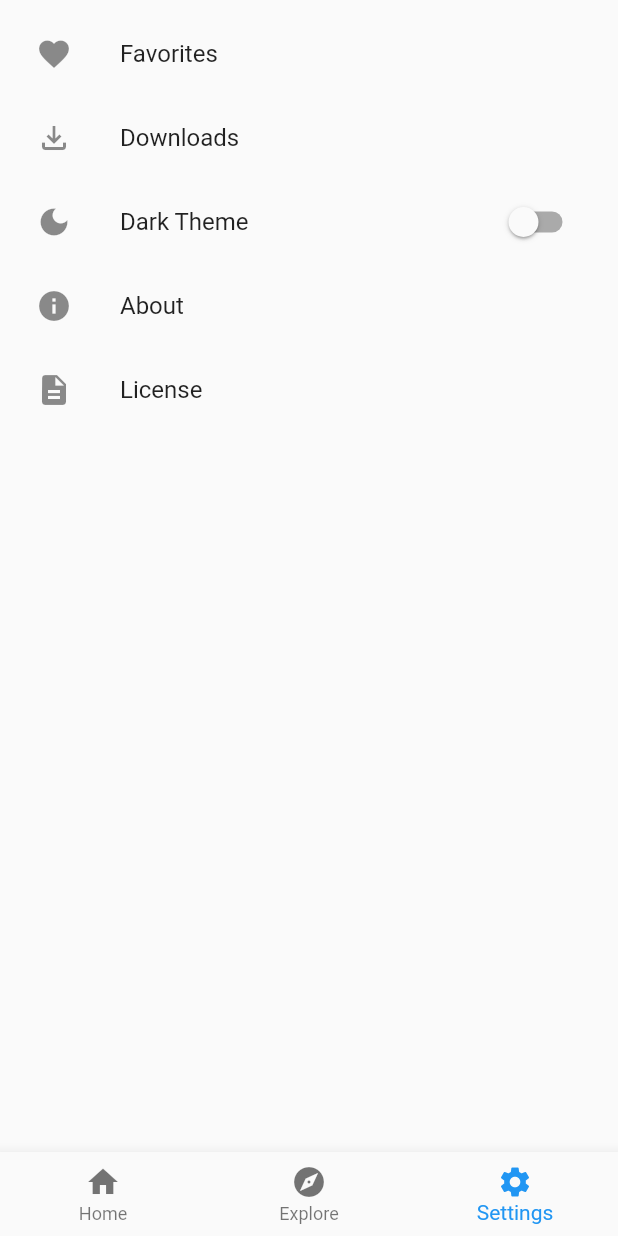
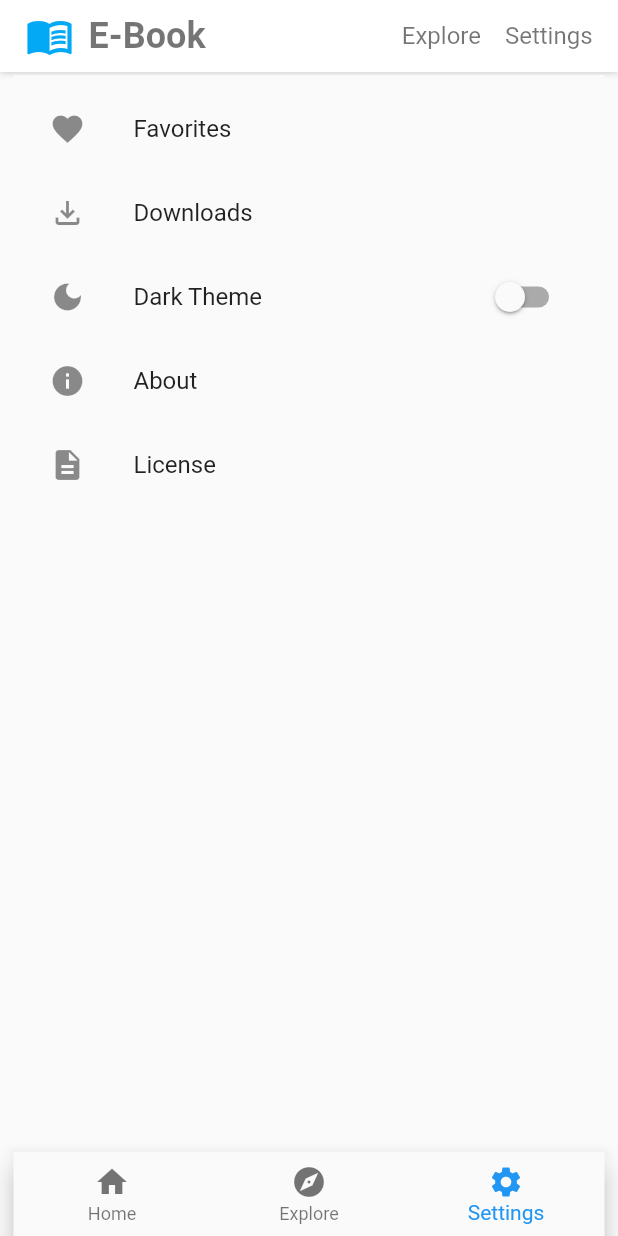
Before and after one commit to gi0210lee/clone-ebook, a Flutter app: the screen it shows after launch, item 3 of the bottom bar chosen, on a phone screen of 412 x 824 dp. Run offline on Flutter 3.47's test engine with Material 2 defaults, Android fonts, the phone set to English and light mode, and no system bars; our stand-ins replace cached_network_image, shared_preferences; missing offline and left inert: xml2json; network calls fail.

Commit message:
add navigation and routing

```diff
--- a/lib/main.dart
+++ b/lib/main.dart
@@ -4,6 +4,7 @@ import 'package:clone_ebook/provider/app_provider.dart';
 import 'package:clone_ebook/provider/explore_provider.dart';
 import 'package:clone_ebook/provider/home_provider.dart';
 import 'package:clone_ebook/routes.dart';
+import 'package:clone_ebook/widgets/app_view_widget.dart';
 import 'package:flutter/material.dart';
 import 'package:provider/provider.dart';
 
@@ -38,8 +39,13 @@ class App extends StatelessWidget {
         scrollBehavior: CustomScrollBehavior(),
         title: 'clone ebook',
         theme: provider.theme,
+        builder: (context, child) {
+          return AppView(child: child!);
+        },
         initialRoute: rootRoute,
-        routes: appRoutes,
+        onGenerateRoute: generateRoute,
+        navigatorKey: navKey,
+        // routes: appRoutes,
       );
     });
   }
--- /dev/null
+++ b/lib/navbar/navbar.dart
@@ -0,0 +1,51 @@
+import 'package:clone_ebook/navbar/navbar_item.dart';
+import 'package:clone_ebook/navbar/navbar_logo.dart';
+import 'package:clone_ebook/routes.dart';
+import 'package:flutter/material.dart';
+
+import '../widgets/responsible_container_widget.dart';
+
+class Navbar extends StatelessWidget {
+  const Navbar({super.key});
+
+  @override
+  Widget build(BuildContext context) {
+    return Container(
+      margin: const EdgeInsets.only(bottom: 2),
+      decoration: BoxDecoration(
+        color: Colors.white,
+        boxShadow: [
+          BoxShadow(
+            blurRadius: 3,
+            offset: const Offset(0, 1),
+            color: Colors.grey.withOpacity(0.5),
+          )
+        ],
+      ),
+      child: ResponsibleContainer(
+        child: Row(
+          children: [
+            const NavbarLogo(
+              icon: Icon(Icons.menu_book),
+              title: 'E-Book',
+              routeName: rootRoute,
+            ),
+            const Spacer(),
+            Row(
+              children: const [
+                NavbarItem(
+                  title: 'Explore',
+                  routeName: exploreRoute,
+                ),
+                NavbarItem(
+                  title: 'Settings',
+                  routeName: settingsRoute,
+                ),
+              ],
+            ),
+          ],
+        ),
+      ),
+    );
+  }
+}
--- /dev/null
+++ b/lib/navbar/navbar_item.dart
@@ -0,0 +1,50 @@
+import 'package:clone_ebook/routes.dart';
+import 'package:clone_ebook/util/consts.dart';
+import 'package:flutter/material.dart';
+
+class NavbarItem extends StatefulWidget {
+  final String title;
+  final String routeName;
+
+  const NavbarItem({
+    super.key,
+    required this.title,
+    required this.routeName,
+  });
+
+  @override
+  State<NavbarItem> createState() => _NavbarItemState();
+}
+
+class _NavbarItemState extends State<NavbarItem> {
+  bool isHovering = false;
+
+  @override
+  Widget build(BuildContext context) {
+    return InkWell(
+      onTap: onNavTap,
+      onHover: onNavHover,
+      child: Padding(
+        padding: const EdgeInsets.all(8.0),
+        child: Text(
+          widget.title,
+          style: TextStyle(
+            color: isHovering ? Colors.lightBlue : Colors.black54,
+            fontSize: Constants.medium,
+            fontWeight: FontWeight.normal,
+          ),
+        ),
+      ),
+    );
+  }
+
+  void onNavTap() {
+    navKey.currentState?.pushNamed(widget.routeName);
+  }
+
+  void onNavHover(bool value) {
+    setState(() {
+      isHovering = value;
+    });
+  }
+}
--- /dev/null
+++ b/lib/navbar/navbar_logo.dart
@@ -0,0 +1,50 @@
+import 'package:clone_ebook/routes.dart';
+import 'package:clone_ebook/util/consts.dart';
+import 'package:flutter/material.dart';
+
+class NavbarLogo extends StatelessWidget {
+  final Widget icon;
+  final String title;
+  final String routeName;
+
+  const NavbarLogo({
+    super.key,
+    required this.icon,
+    required this.title,
+    required this.routeName,
+  });
+
+  @override
+  Widget build(BuildContext context) {
+    return InkWell(
+      onTap: onNavTap,
+      child: Padding(
+        padding: const EdgeInsets.all(8.0),
+        child: Row(
+          children: [
+            IconTheme(
+              data: IconThemeData(
+                color: Colors.lightBlue,
+                size: Constants.xxLarge,
+              ),
+              child: icon,
+            ),
+            const SizedBox(width: 10),
+            Text(
+              title,
+              style: TextStyle(
+                color: Colors.black54,
+                fontSize: Constants.xLarge,
+                fontWeight: FontWeight.bold,
+              ),
+            ),
+          ],
+        ),
+      ),
+    );
+  }
+
+  void onNavTap() {
+    navKey.currentState?.pushNamed(routeName);
+  }
+}
--- a/lib/routes.dart
+++ b/lib/routes.dart
@@ -1,3 +1,4 @@
+import 'package:clone_ebook/screens/book_screen.dart';
 import 'package:clone_ebook/screens/explore_screen.dart';
 import 'package:clone_ebook/screens/home_screen.dart';
 import 'package:clone_ebook/screens/main_screen.dart';
@@ -8,14 +9,35 @@ const String rootRoute = '/';
 const String mainRoute = '/main';
 const String homeRoute = '/home';
 const String exploreRoute = '/explore';
-const String settingRoute = '/setting';
+const String settingsRoute = '/settings';
+const String bookRoute = '/book';
 
-Map<String, WidgetBuilder> get appRoutes {
-  return <String, WidgetBuilder>{
-    rootRoute: (context) => const MainScreen(),
-    mainRoute: (context) => const MainScreen(),
-    homeRoute: (context) => const HomeScreen(),
-    exploreRoute: (context) => const ExploreScreen(),
-    settingRoute: (context) => const SettingsScreen(),
-  };
+final navKey = GlobalKey<NavigatorState>();
+
+Route<dynamic>? generateRoute(settings) {
+  Uri url = Uri.parse(settings.name);
+  String firstPath =
+      '/${url.pathSegments.isEmpty ? '' : url.pathSegments.first}';
+  switch (firstPath) {
+    case rootRoute:
+      return pageRoute(const MainScreen());
+    case mainRoute:
+      return pageRoute(const MainScreen());
+    case homeRoute:
+      return pageRoute(const HomeScreen());
+    case exploreRoute:
+      return pageRoute(const ExploreScreen());
+    case settingsRoute:
+      return pageRoute(const SettingsScreen());
+    case bookRoute:
+      return pageRoute(BookScreen(id: url.pathSegments.last));
+    default:
+      return null;
+  }
 }
+
+Route? pageRoute(Widget child) {
+  return MaterialPageRoute(
+    builder: (context) => child,
+  );
+}
--- /dev/null
+++ b/lib/screens/book_screen.dart
@@ -0,0 +1,18 @@
+import 'package:clone_ebook/widgets/responsible_container_widget.dart';
+import 'package:flutter/material.dart';
+
+class BookScreen extends StatelessWidget {
+  final String id;
+
+  const BookScreen({super.key, required this.id});
+
+  @override
+  Widget build(BuildContext context) {
+    print(id);
+    return Scaffold(
+      body: ResponsibleContainer(
+        child: Text(id),
+      ),
+    );
+  }
+}
--- a/lib/screens/explore_screen.dart
+++ b/lib/screens/explore_screen.dart
@@ -80,8 +80,11 @@ class ExploreScreen extends StatelessWidget {
               itemCount: bookModal.feed!.entry!.length,
               itemBuilder: (context, index) {
                 Entry entry = bookModal.feed!.entry![index];
+                Uri uri = Uri.parse(entry.id!.t as String);
+                String id = uri.fragment[1];
                 return BookCard(
                   imageUrl: entry.link![1].href as String,
+                  // id: id,
                 );
               },
             ),
--- a/lib/screens/splash_screen.dart
+++ b/lib/screens/splash_screen.dart
@@ -1,6 +1,6 @@
 import 'dart:async';
 
-import 'package:clone_ebook/screens/settings_screen.dart';
+import 'package:clone_ebook/screens/main_screen.dart';
 import 'package:flutter/material.dart';
 
 class SplashScreen extends StatefulWidget {
@@ -37,8 +37,8 @@ class _SplashScreenState extends State<SplashScreen> {
       context,
       MaterialPageRoute(
         builder: (BuildContext context) {
-          // return const MainScreen();
-          return const SettingsScreen();
+          return const MainScreen();
+          // return const SettingsScreen();
         },
       ),
     );
--- /dev/null
+++ b/lib/widgets/app_view_widget.dart
@@ -0,0 +1,21 @@
+import 'package:clone_ebook/navbar/navbar.dart';
+import 'package:clone_ebook/widgets/responsible_container_widget.dart';
+import 'package:flutter/material.dart';
+
+class AppView extends StatelessWidget {
+  final Widget child;
+
+  const AppView({super.key, required this.child});
+
+  @override
+  Widget build(BuildContext context) {
+    return Scaffold(
+      body: Column(
+        children: [
+          const Navbar(),
+          Expanded(child: ResponsibleContainer(child: child))
+        ],
+      ),
+    );
+  }
+}
--- a/lib/widgets/book_card_widget.dart
+++ b/lib/widgets/book_card_widget.dart
@@ -5,13 +5,21 @@ class BookCard extends StatelessWidget {
   const BookCard({
     super.key,
     required this.imageUrl,
+    this.id,
   });
 
   final String imageUrl;
+  final String? id;
 
   @override
   Widget build(BuildContext context) {
-    return Container(
+    return MouseRegion(
+      cursor: SystemMouseCursors.click,
+      child: GestureDetector(
+        onTap: () {
+          Navigator.pushNamed(context, '/book/$id');
+        },
+        child: Container(
           width: 120,
           margin: const EdgeInsets.all(8.0),
           decoration: BoxDecoration(
@@ -35,6 +43,8 @@ class BookCard extends StatelessWidget {
               errorWidget: (context, url, error) => const Icon(Icons.error),
             ),
           ),
+        ),
+      ),
     );
   }
 }
--- a/lib/widgets/featured_section_widget.dart
+++ b/lib/widgets/featured_section_widget.dart
@@ -20,8 +20,11 @@ class FeaturedSection extends StatelessWidget {
         itemCount: homeProvider.top.feed!.entry!.length,
         itemBuilder: (context, index) {
           Entry entry = homeProvider.top.feed!.entry![index];
+          final uri = Uri.parse(entry.id!.t as String);
+          final id = uri.pathSegments[1];
           return BookCard(
             imageUrl: entry.link![1].href as String,
+            id: id,
           );
         },
       ),
--- a/lib/widgets/recently_section_widget.dart
+++ b/lib/widgets/recently_section_widget.dart
@@ -19,10 +19,13 @@ class RecentlySection extends StatelessWidget {
       itemCount: homeProvider.recent.feed!.entry!.length,
       itemBuilder: (context, index) {
         Entry entry = homeProvider.recent.feed!.entry![index];
+        Uri uri = Uri.parse(entry.id!.t as String);
+        // String id = uri.fragment[1];
         return Row(
           children: [
             BookCard(
               imageUrl: entry.link![1].href as String,
+              // id: id,
             ),
             const SizedBox(width: 10),
             Flexible(
--- /dev/null
+++ b/lib/widgets/responsible_container_widget.dart
@@ -0,0 +1,28 @@
+import 'package:clone_ebook/util/consts.dart';
+import 'package:flutter/material.dart';
+
+class ResponsibleContainer extends StatelessWidget {
+  final Widget child;
+  const ResponsibleContainer({super.key, required this.child});
+
+  @override
+  Widget build(BuildContext context) {
+    double responsivleWidth = MediaQuery.of(context).size.width;
+    // bool isWeb;
+    bool isMaxWidth;
+    // responsivleWidth > Constants.widthSm ? isWeb = true : isWeb = false;
+    responsivleWidth > Constants.widthXxl
+        ? isMaxWidth = true
+        : isMaxWidth = false;
+    double space = isMaxWidth
+        ? (responsivleWidth - Constants.widthXxl) / 2 + Constants.xxSmall
+        : Constants.xxSmall;
+    return Row(
+      children: [
+        SizedBox(width: space),
+        Expanded(child: child),
+        SizedBox(width: space),
+      ],
+    );
+  }
+}
```
Also changed, not shown: pubspec.yaml (+7 -7 lines). Lines whose indentation alone changed are shown as unchanged.
